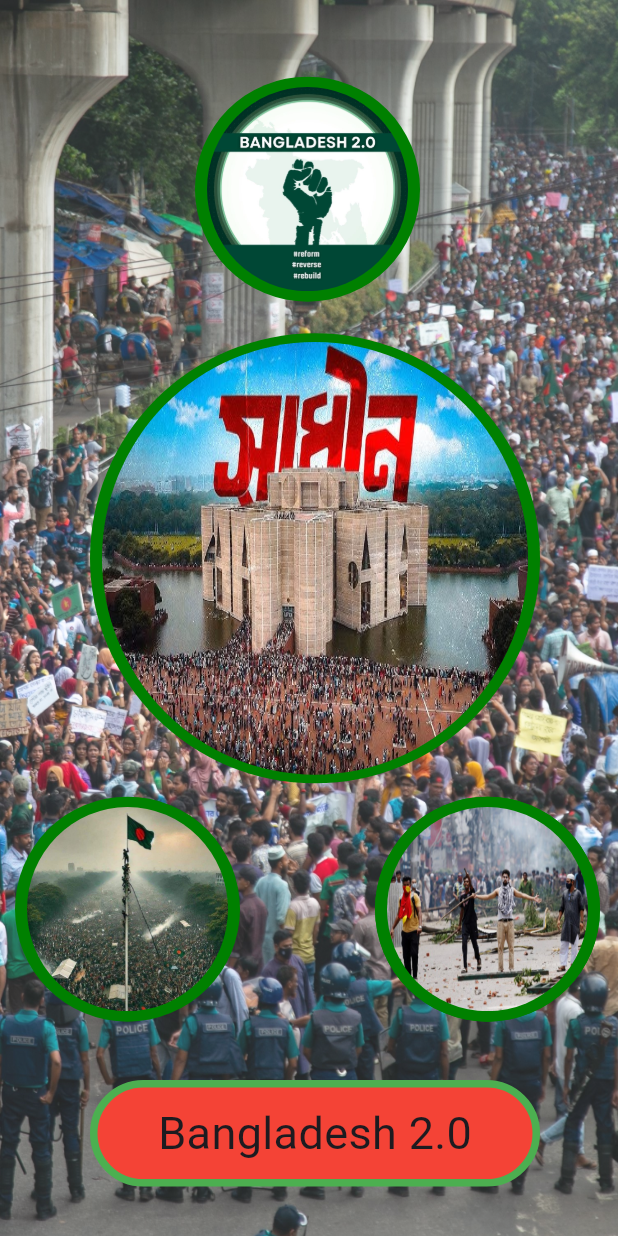
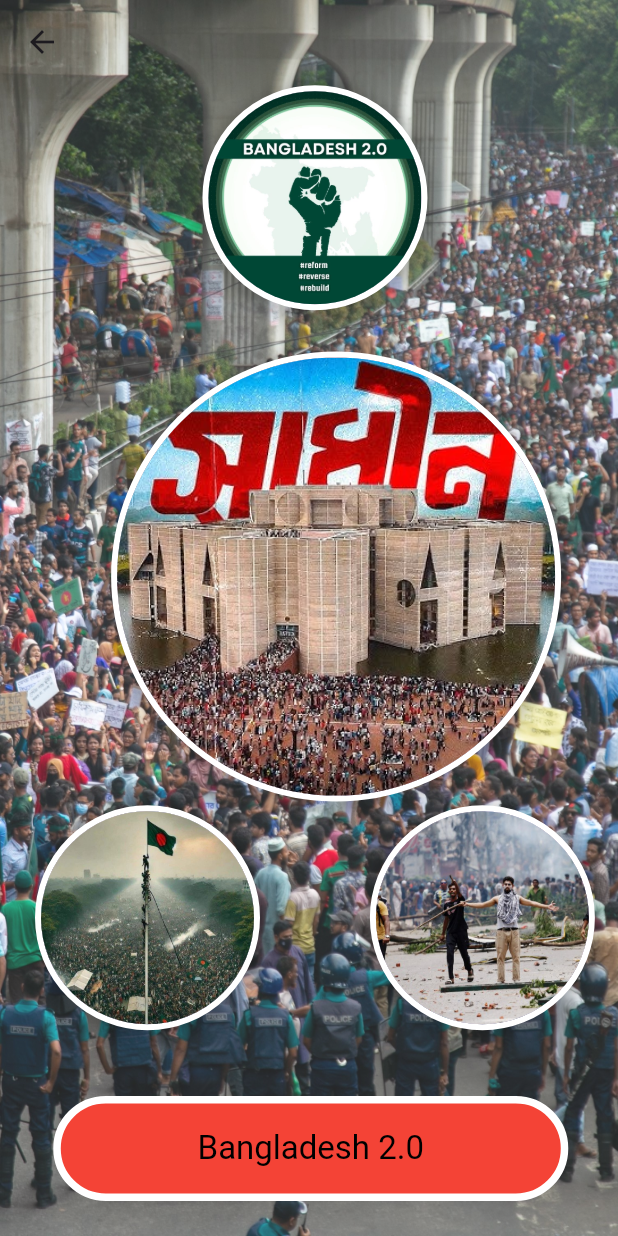
Before and after one commit to Ankan121/Bangladesh-2.0-App, a Flutter app: the Splash_Screen screen opened by its route, on a phone screen of 412 x 824 dp. Run offline on Flutter 3.47's test engine with Material 3 defaults, Android fonts, the light colour scheme and no system bars; our stand-ins replace carousel_slider, flutter_screenutil, get; network calls fail.

Commit message:
responsive

```diff
--- a/lib/views/profile_screen/profile_screen.dart
+++ b/lib/views/profile_screen/profile_screen.dart
@@ -94,8 +94,8 @@ class _Profile_ScreenState extends State<Profile_Screen> {
                     ),
                     Positioned(
                       top: -80.r, // Adjust top value to prevent overflow
-                      left: 120.r,
-                        //left: MediaQuery.of(context).size.width / 2 - 100.r,
+                      //left: 120.r,
+                        left: MediaQuery.of(context).size.width / 2 - 80.r,
                       child: Container(
                         //alignment: Alignment.center,
                         width: 150.0, // CircleAvatar এর ব্যাসার্ধের জন্য দ্বিগুণ আকার
--- a/lib/views/splash_screens/splash_screen.dart
+++ b/lib/views/splash_screens/splash_screen.dart
@@ -7,6 +7,7 @@ import 'package:flutter_screenutil/flutter_screenutil.dart';
 import 'package:get/get.dart';
 import 'package:get/get_core/src/get_main.dart';
 
+import '../../constants/text.dart';
 import '../navigation_bar/navigation_bar.dart';
 
 class Splash_Screen extends StatefulWidget {
@@ -19,25 +20,43 @@ class Splash_Screen extends StatefulWidget {
 class _Splash_ScreenState extends State<Splash_Screen> {
   void initState(){
     Timer(Duration(seconds: 2), () {
-      Get.to<Home_Screen>(Navigation_Var());
+      Get.off<Home_Screen>(Navigation_Var());
     });
 
     super.initState();
   }
+
   @override
   Widget build(BuildContext context) {
+
+    final TextStyle? largeblack = TextFormate(colors: Colors.black).textLargeFormate(context);
+
+
+
+    final mediaQuery = MediaQuery.of(context);
+    final screenWidth = mediaQuery.size.width;
+    final screenHeight = mediaQuery.size.height;
+
+    double yourWidgetWidth = 100.0; // আপনার উইজেটের প্রস্থ
+    double yourWidgetHeight = 100.0; // আপনার উইজেটের উচ্চতা
+
+
+
     return Scaffold(
-      //backgroundColor: AppColor.appbar,
-      body: SafeArea(
-        child: SingleChildScrollView(
-          child: Column(
+      appBar: AppBar(
+        backgroundColor: Colors.transparent, // AppBar এর ব্যাকগ্রাউন্ড রঙ সম্পূর্ণ স্বচ্ছ করে দিবে।
+        elevation: 0, // Elevation সরিয়ে দিবে, যাতে ছায়া না থাকে।
+      ),
+      extendBodyBehindAppBar: true,
+      extendBody: true,
+      body: Column(
         children: [
           Stack(
             children:[
               Opacity(
                 opacity: 0.85,
                 child: Container(
-                    height: 820.h,
+                height: 812.h,
             width: 420.w,
             decoration: BoxDecoration(
             image: DecorationImage(
@@ -48,93 +67,136 @@ class _Splash_ScreenState extends State<Splash_Screen> {
       ),
               ),
               Positioned(
-                    top: 220,
-                    left: 60,
+                // left: screenWidth / 2 - (yourWidgetWidth / 2), // স্ক্রিনের একদম মাঝখানে
+                // top: screenHeight / 2 - (yourWidgetHeight / 2), // স্ক্রিনের ভর্তিকাল মাঝখানে
+                top: MediaQuery.of(context).size.height / 2 - 175.r,
+                left: MediaQuery.of(context).size.width / 2 - 130.r,
                 child: Container(
-                      height: 300.h,
+                  height: 300,
                   width: 300,
-                      padding: EdgeInsets.all(8), // Border width
-                      decoration: BoxDecoration(color: AppColor.appbar, shape: BoxShape.circle),
-                      child: ClipOval(
-                          child: SizedBox.fromSize(
-                            size: Size.fromRadius(48), // Image radius
-                            child: Image.asset('assets/splash/rounded.jpg',fit: BoxFit.fill,)),
+                  decoration: BoxDecoration(
+                    shape: BoxShape.circle,
+                    boxShadow: [
+                      BoxShadow(
+                        color: Colors.black.withOpacity(0.2), // ছায়ার রঙ এবং স্বচ্ছতা
+                        spreadRadius: 5.0, // ছায়ার ছড়ানো
+                        blurRadius: 7.0, // ছায়ার ঝাপসা হওয়া
+                        offset: Offset(0, 3), // ছায়ার অবস্থান (x, y)
+                      ),
+                    ],// গোলাকার শেপ
+                    border: Border.all(
+                      color: Colors.white, // বর্ডার রঙ
+                      width: 4.0, // বর্ডারের প্রস্থ
+                    ),
+                  ),
+                  child: CircleAvatar(
+                    radius: 56.0, // CircleAvatar এর রেডিয়াস (120/2 - বর্ডার প্রস্থ)
+                    backgroundImage: AssetImage('assets/splash/rounded.jpg'), // অ্যাসেট ইমেজ লোড
                   ),
                 ),
               ),
               Positioned(
-                    top: 50,
-                    left: 130,
+                top: MediaQuery.of(context).size.height / 2 - 350.r,
+                left: MediaQuery.of(context).size.width / 2 - 70.r,
+
+                // top: 50.r,
+                // left: 115.r,
                 child: Container(
-                      height: 150.h,
+                  height: 150,
                   width: 150,
-                      padding: EdgeInsets.all(8), // Border width
-                      decoration: BoxDecoration(color: AppColor.appbar, shape: BoxShape.circle),
-                      child: ClipOval(
-                          child: SizedBox.fromSize(
-                            size: Size.fromRadius(48), // Image radius
-                            child: Image.asset('assets/splash/rounded 3.jpeg',fit: BoxFit.fill,)),
+                  decoration: BoxDecoration(
+                    shape: BoxShape.circle,
+                    boxShadow: [
+                      BoxShadow(
+                        color: Colors.black.withOpacity(0.2), // ছায়ার রঙ এবং স্বচ্ছতা
+                        spreadRadius: 5.0, // ছায়ার ছড়ানো
+                        blurRadius: 7.0, // ছায়ার ঝাপসা হওয়া
+                        offset: Offset(0, 3), // ছায়ার অবস্থান (x, y)
+                      ),
+                    ],// গোলাকার শেপ
+                    border: Border.all(
+                      color: Colors.white, // বর্ডার রঙ
+                      width: 4.0, // বর্ডারের প্রস্থ
+                    ),
+                  ),
+                  child: CircleAvatar(
+                    radius: 56.0, // CircleAvatar এর রেডিয়াস (120/2 - বর্ডার প্রস্থ)
+                    backgroundImage: AssetImage('assets/splash/rounded 3.jpeg'), // অ্যাসেট ইমেজ লোড
                   ),
                 ),
               ),
               Positioned(
-                    top: 530,
-                    left: 10,
+                // top: 530.r,
+                // left: 10.r,
+                top: MediaQuery.of(context).size.height / 2 - -123.r,
+                left: MediaQuery.of(context).size.width / 2 - 180.r,
+
                 child: Container(
-                      height: 150.h,
+                  height: 150,
                   width: 150,
-                      padding: EdgeInsets.all(8), // Border width
-                      decoration: BoxDecoration(color: AppColor.appbar, shape: BoxShape.circle),
-                      child: ClipOval(
-                          child: SizedBox.fromSize(
-                            size: Size.fromRadius(48), // Image radius
-                            child: Image.asset('assets/splash/rounded 1.jpeg',fit: BoxFit.fill,)),
+                  decoration: BoxDecoration(
+                    shape: BoxShape.circle,
+                    boxShadow: [
+                      BoxShadow(
+                        color: Colors.black.withOpacity(0.2), // ছায়ার রঙ এবং স্বচ্ছতা
+                        spreadRadius: 5.0, // ছায়ার ছড়ানো
+                        blurRadius: 7.0, // ছায়ার ঝাপসা হওয়া
+                        offset: Offset(0, 3), // ছায়ার অবস্থান (x, y)
+                      ),
+                    ],// গোলাকার শেপ
+                    border: Border.all(
+                      color: Colors.white, // বর্ডার রঙ
+                      width: 4.0, // বর্ডারের প্রস্থ
+                    ),
+                  ),
+                  child: CircleAvatar(
+                    radius: 56.0, // CircleAvatar এর রেডিয়াস (120/2 - বর্ডার প্রস্থ)
+                    backgroundImage: AssetImage('assets/splash/rounded 1.jpeg'), // অ্যাসেট ইমেজ লোড
                   ),
                 ),
               ),
               Positioned(
-                    top: 530,
-                    left: 250,
+                // top: 530.r,
+                // left: 235.r,
+                top: MediaQuery.of(context).size.height / 2 - -123.r,
+                left: MediaQuery.of(context).size.width / 2 - -40.r,
+
                 child: Container(
-                      height: 150.h,
+                  height: 150,
                   width: 150,
-                      padding: EdgeInsets.all(8), // Border width
-                      decoration: BoxDecoration(color: AppColor.appbar, shape: BoxShape.circle),
-                      child: ClipOval(
-                          child: SizedBox.fromSize(
-                            size: Size.fromRadius(48), // Image radius
-                            child: Image.asset('assets/splash/rounded 4.jpeg',fit: BoxFit.fill,)),
+                  decoration: BoxDecoration(
+                    shape: BoxShape.circle,
+                    boxShadow: [
+                      BoxShadow(
+                        color: Colors.black.withOpacity(0.2), // ছায়ার রঙ এবং স্বচ্ছতা
+                        spreadRadius: 5.0, // ছায়ার ছড়ানো
+                        blurRadius: 7.0, // ছায়ার ঝাপসা হওয়া
+                        offset: Offset(0, 3), // ছায়ার অবস্থান (x, y)
+                      ),
+                    ],// গোলাকার শেপ
+                    border: Border.all(
+                      color: Colors.white, // বর্ডার রঙ
+                      width: 4.0, // বর্ডারের প্রস্থ
+                    ),
+                  ),
+                  child: CircleAvatar(
+                    radius: 56.0, // CircleAvatar এর রেডিয়াস (120/2 - বর্ডার প্রস্থ)
+                    backgroundImage: AssetImage('assets/splash/rounded 4.jpeg',), // অ্যাসেট ইমেজ লোড
                   ),
                 ),
               ),
               Positioned(
-                    top: 530,
-                    left: 250,
+                top: 720.r,
+                left: 35.r,
                 child: Container(
-                      height: 150.h,
-                      width: 150,
-                      padding: EdgeInsets.all(8), // Border width
-                      decoration: BoxDecoration(color: AppColor.appbar, shape: BoxShape.circle),
-                      child: ClipOval(
-                          child: SizedBox.fromSize(
-                            size: Size.fromRadius(48), // Image radius
-                            child: Image.asset('assets/splash/rounded 4.jpeg',fit: BoxFit.fill,)),
-                          ),
-                    ),
-                  ),
-                  Positioned(
-                    top: 720,
-                    left: 60,
-                    child: Container(
-                      height: 70.h,
-                      width: 300,
-                      padding: EdgeInsets.all(8), // Border width
+                  height: 70,
+                  width: 300.w,
+                  padding: EdgeInsets.all(8).r, // Border width
                   decoration: BoxDecoration(
                     borderRadius: BorderRadius.all(Radius.circular(40),),
-                        border: Border.all(color: Colors.green,width: 5),
-
+                    border: Border.all(color: Colors.white,width: 5),
                     color: Colors.red,),
-                      child: Center(child: Text('Bangladesh 2.0',style: TextStyle(fontSize: 30),))
+                  child: Center(child: Text('Bangladesh 2.0',style: largeblack,))
                 ),
               ),
 
@@ -142,8 +204,6 @@ class _Splash_ScreenState extends State<Splash_Screen> {
           ),
         ],
       ),
-        ),
-      ),
     );
   }
 }
```
Lines whose indentation alone changed are shown as unchanged.
